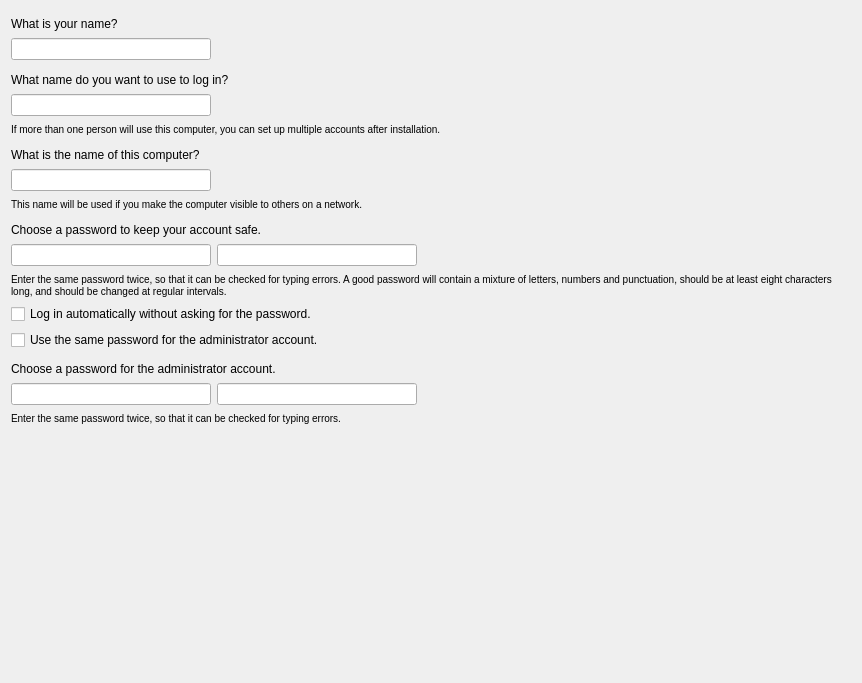
Old version of the form src/modules/users/page_usersetup.ui in the repository siduction/calamares.
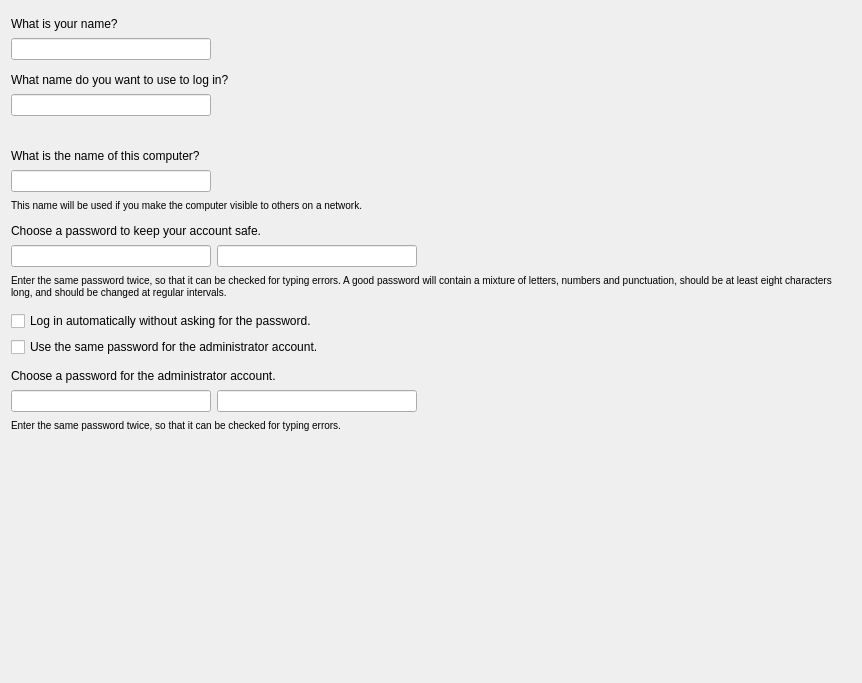
New version of the form.

```diff
--- a/src/modules/users/page_usersetup.ui
+++ b/src/modules/users/page_usersetup.ui
@@ -197,7 +197,7 @@
       <string notr="true">font-weight: normal</string>
      </property>
      <property name="text">
-      <string>&lt;small&gt;If more than one person will use this computer, you can set up multiple accounts after installation.&lt;/small&gt;</string>
+      <string notr="true">&lt;Username extra label 2 text&gt;</string>
      </property>
      <property name="wordWrap">
       <bool>true</bool>
@@ -444,6 +444,22 @@
      </property>
     </widget>
    </item>
+   <item>
+    <spacer name="verticalSpacer_5">
+     <property name="orientation">
+      <enum>Qt::Vertical</enum>
+     </property>
+     <property name="sizeType">
+      <enum>QSizePolicy::Fixed</enum>
+     </property>
+     <property name="sizeHint" stdset="0">
+      <size>
+       <width>20</width>
+       <height>6</height>
+      </size>
+     </property>
+    </spacer>
+   </item>
    <item>
     <widget class="QCheckBox" name="checkBoxAutoLogin">
      <property name="text">
```
Left out of the diff: 6 changed lines with no effect on the pictures.
